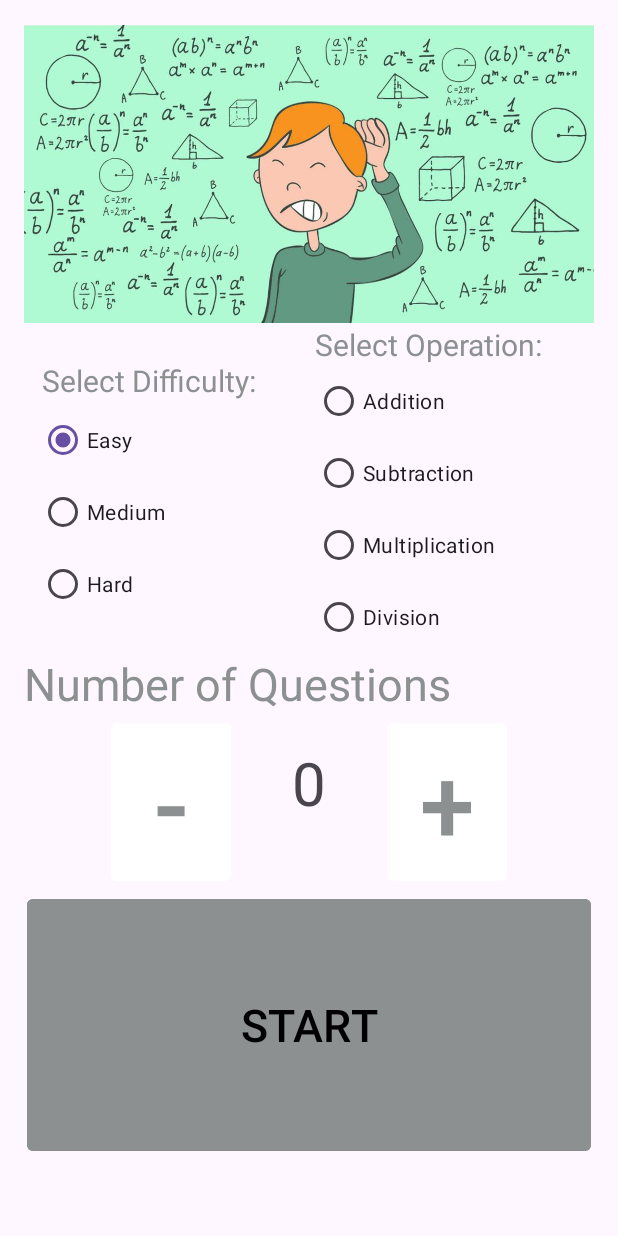
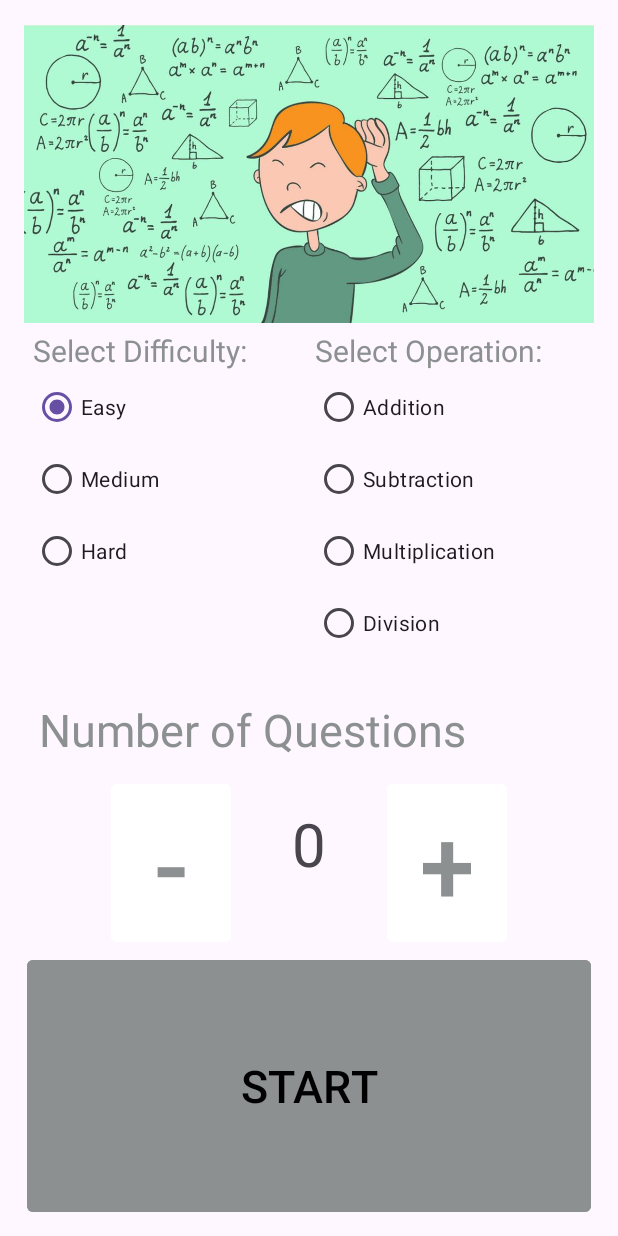
Before and after one commit to kenna-edwards55/Project3New, an Android app: the screen it shows after launch (MainActivity), after a tap on "Easy", on a phone screen of 412 x 824 dp. Run offline under Robolectric (Android 15) with nearby library versions, the light colour scheme and no system bars.

Commit message:
WelcomeFragment.kt UI improvements

```diff
--- a/app/src/main/java/com/example/project3new/WelcomeFragment.kt
+++ b/app/src/main/java/com/example/project3new/WelcomeFragment.kt
@@ -13,9 +13,9 @@ import androidx.navigation.findNavController
 
 // TODO: Rename parameter arguments, choose names that match
 // the fragment initialization parameters, e.g. ARG_ITEM_NUMBER
-private var difficulty = ""
-private var operation = ""
-private var numQuestions = 0
+//private var difficulty = ""
+//private var operation = ""
+//private var numQuestions = 0
 
 //private const val ARG_PARAM1 = "param1"
 //private const val ARG_PARAM2 = "param2"
@@ -46,7 +46,10 @@ class WelcomeFragment : Fragment() {
         val radioButtonMultiply = view?.findViewById<RadioButton>(R.id.radio_multiply)
         val radioButtonDivide = view?.findViewById<RadioButton>(R.id.radio_divide)
         val tvNumQuestions = view?.findViewById<TextView>(R.id.tv_num_questions)
-//        numQuestions = 0
+
+        var difficulty = ""
+        var operation = ""
+        var numQuestions = 0
 
         buttonStart?.setOnClickListener {
             Log.i("WelcomeFragment.kt", "Start button pressed")
--- a/app/src/main/res/layout/fragment_welcome.xml
+++ b/app/src/main/res/layout/fragment_welcome.xml
@@ -27,20 +27,19 @@
 
             <LinearLayout
                 android:layout_width="match_parent"
-                android:layout_height="wrap_content"
+                android:layout_height="240dp"
                 android:gravity="center"
                 android:orientation="horizontal">
 
                 <LinearLayout
                     android:layout_width="180dp"
-                    android:layout_height="wrap_content"
+                    android:layout_height="match_parent"
                     android:orientation="vertical"
                     android:layout_margin="4dp">
 
                     <TextView
                         android:layout_width="match_parent"
-                        android:layout_height="match_parent"
-                        android:layout_margin="2dp"
+                        android:layout_height="wrap_content"
                         android:text="@string/difficulty_text_view"
                         android:textColor="@color/gray"
                         android:textSize="20dp" />
@@ -73,12 +72,13 @@
 
                 <LinearLayout
                     android:layout_width="180dp"
-                    android:layout_height="wrap_content"
+                    android:layout_height="match_parent"
+                    android:layout_margin="4dp"
                     android:orientation="vertical">
 
                     <TextView
                         android:layout_width="match_parent"
-                        android:layout_height="match_parent"
+                        android:layout_height="wrap_content"
                         android:text="@string/operation_text_view"
                         android:textColor="@color/gray"
                         android:textSize="20dp" />
@@ -122,7 +122,8 @@
                 android:layout_width="match_parent"
                 android:layout_height="wrap_content"
                 android:gravity="center"
-                android:orientation="horizontal">
+                android:orientation="horizontal"
+                android:layout_margin="10dp">
 
                 <TextView
                     android:layout_width="match_parent"
@@ -182,12 +183,12 @@
                     android:layout_width="match_parent"
                     android:layout_height="match_parent"
                     android:layout_margin="2dp"
+                    android:backgroundTint="@color/gray"
                     android:enabled="true"
-                    android:backgroundTint="@color/gray"
+                    android:text="@string/start_button_str"
                     android:textColor="@color/black"
-                    android:text="@string/start_button_str"
                     android:textSize="30sp"
-                    app:cornerRadius="4dp"/>
+                    app:cornerRadius="4dp" />
 
             </LinearLayout>
 
```
